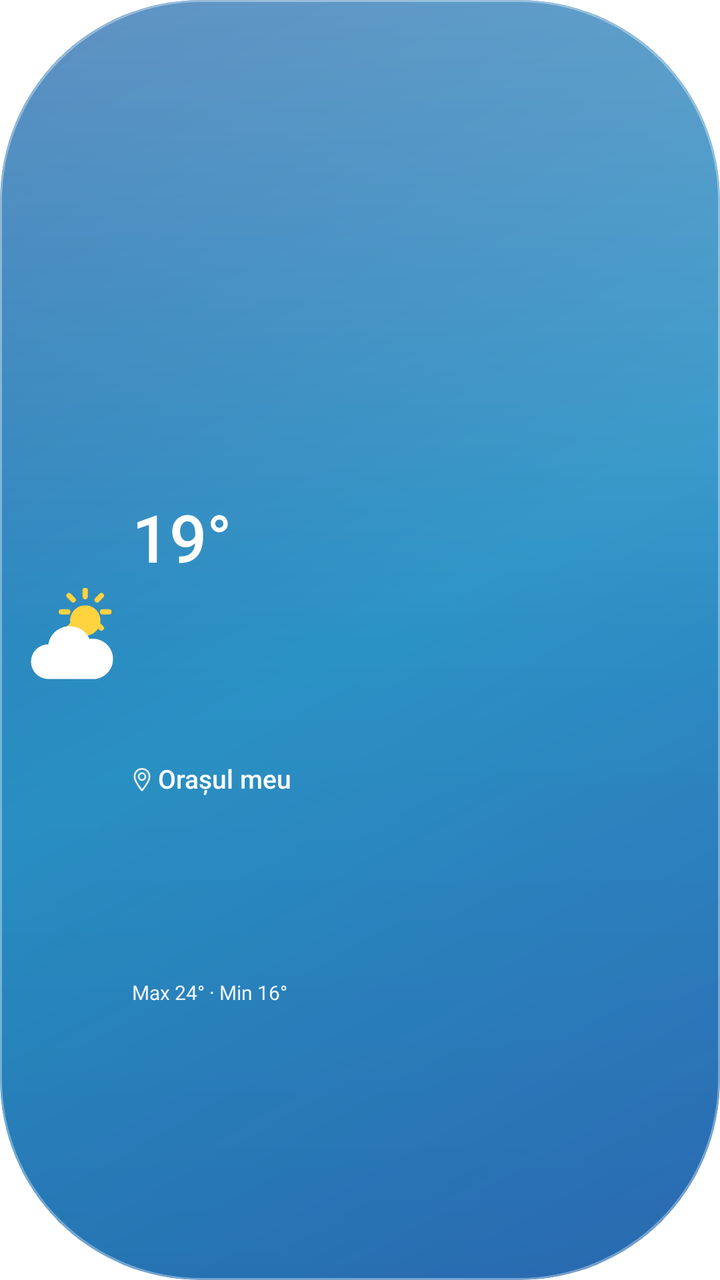
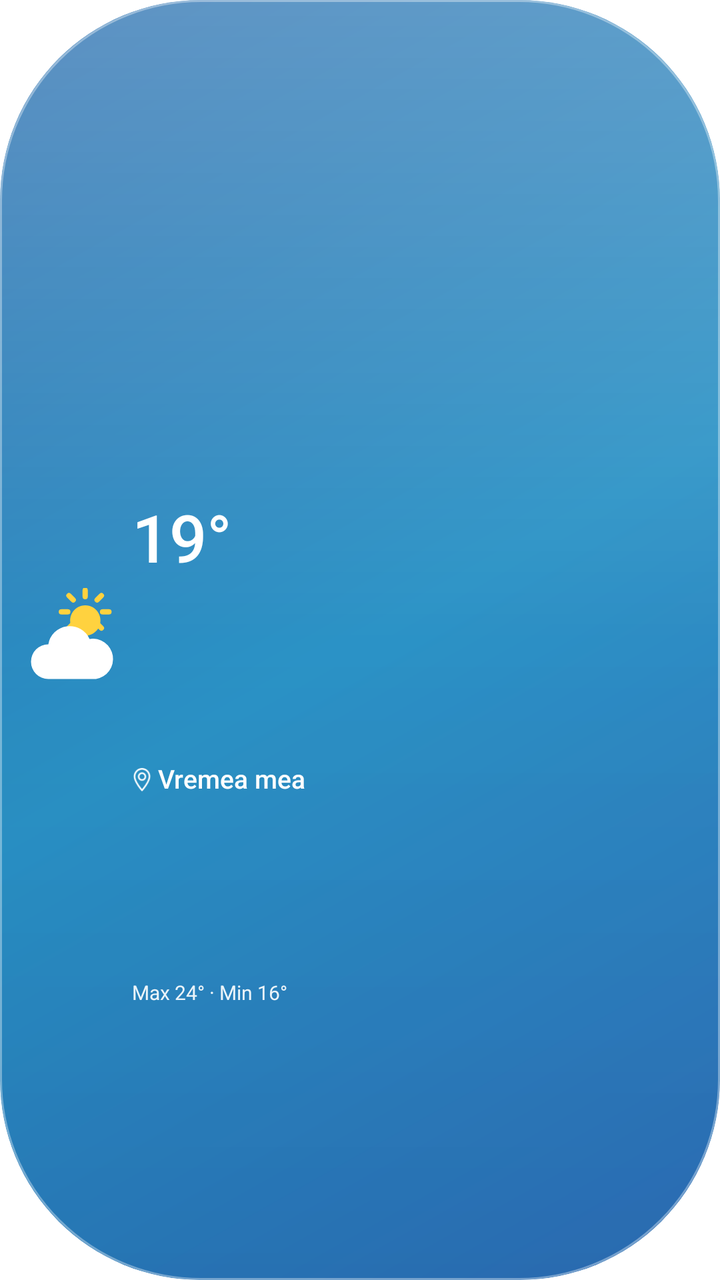

Before-and-after screenshots of an Android layout around one commit, followed by the original layout XML and the change that was made.
<!-- AndroidManifest.xml: application theme android:Theme.Translucent.NoTitleBar -->
<!-- res/layout/widget_capsule.xml -->
<?xml version="1.0" encoding="utf-8"?>
<LinearLayout xmlns:android="http://schemas.android.com/apk/res/android"
    android:id="@+id/capsule_root"
    android:layout_width="match_parent" android:layout_height="match_parent"
    android:background="@drawable/widget_capsule_day" android:clipToOutline="true"
    android:orientation="horizontal" android:baselineAligned="false"
    android:gravity="center_vertical" android:padding="9dp">
    <ImageView android:id="@+id/capsule_icon"
        android:layout_width="52dp" android:layout_height="match_parent"
        android:layout_marginEnd="5dp" android:scaleType="fitCenter"
        android:src="@drawable/ic_w_partial" android:importantForAccessibility="no" />
    <LinearLayout android:layout_width="0dp" android:layout_height="match_parent"
        android:layout_weight="1" android:orientation="vertical" android:gravity="center_vertical">
        <TextView android:id="@+id/capsule_temp"
            android:layout_width="match_parent" android:layout_height="0dp" android:layout_weight="1.6"
            android:gravity="bottom" android:includeFontPadding="false" android:maxLines="1"
            android:fontFamily="sans-serif-medium" android:text="19°" android:textColor="#FFFFFFFF"
            android:textSize="33sp" android:autoSizeTextType="uniform"
            android:autoSizeMinTextSize="6sp" android:autoSizeMaxTextSize="33sp"
            android:autoSizeStepGranularity="1sp" />
        <TextView android:id="@+id/capsule_oras"
            android:layout_width="match_parent" android:layout_height="0dp" android:layout_weight="1.15"
            android:gravity="center_vertical" android:includeFontPadding="false"
            android:drawableStart="@drawable/ic_capsule_location" android:drawablePadding="3dp"
            android:fontFamily="sans-serif-medium" android:text="@string/widget_capsule_preview_city"
            android:maxLines="2" android:ellipsize="end" android:textColor="#FFFFFFFF"
            android:textSize="13sp" android:autoSizeTextType="uniform"
            android:autoSizeMinTextSize="4sp" android:autoSizeMaxTextSize="13sp"
            android:autoSizeStepGranularity="1sp" />
        <TextView android:id="@+id/capsule_maxmin"
            android:layout_width="match_parent" android:layout_height="0dp" android:layout_weight="0.8"
            android:gravity="top" android:includeFontPadding="false" android:maxLines="1"
            android:fontFamily="sans-serif" android:text="@string/widget_capsule_preview_range"
            android:textSize="10sp" android:textColor="#E8FFFFFF" android:ellipsize="end"
            android:autoSizeTextType="uniform" android:autoSizeMinTextSize="6sp"
            android:autoSizeMaxTextSize="10sp" android:autoSizeStepGranularity="1sp"
            android:visibility="visible" />
    </LinearLayout>
</LinearLayout>
<!-- resources referenced by this layout -->
<resources>
  <!-- drawable ic_capsule_location (drawable) -->
  <vector xmlns:android="http://schemas.android.com/apk/res/android"
      android:width="10dp" android:height="12dp" android:viewportWidth="24" android:viewportHeight="28">
      <path android:fillColor="#00000000" android:strokeColor="#F5FFFFFF" android:strokeWidth="2"
          android:strokeLineCap="round" android:strokeLineJoin="round"
          android:pathData="M12,26C12,26 3,16 3,10A9,9 0,0 1,21,10C21,16 12,26 12,26ZM12,6A4,4 0,1 0,12,14A4,4 0,1 0,12,6" />
  </vector>
  <!-- drawable ic_w_partial (drawable) -->
  <vector xmlns:android="http://schemas.android.com/apk/res/android"
      android:width="48dp" android:height="48dp" android:viewportWidth="48" android:viewportHeight="48">
      <path android:fillColor="#FFD23F" android:pathData="M31,8a7,7 0 1,0 0.1,0z"/>
      <path android:strokeColor="#FFD23F" android:strokeWidth="2.4" android:strokeLineCap="round"
          android:pathData="M31,1v3 M31,19v3 M20,11h3 M39,11h3 M23.5,3.5l2,2 M36.5,16.5l2,2 M38.5,3.5l-2,2 M25.5,16.5l-2,2"/>
      <path android:fillColor="#FFFFFF"
          android:pathData="M14,42a8,8 0 0,1 0,-16 10,10 0 0,1 19,-2.5 8,8 0 0,1 3,18.5z"/>
  </vector>
  <!-- drawable widget_capsule_day (drawable) -->
  <?xml version="1.0" encoding="utf-8"?>
  <layer-list xmlns:android="http://schemas.android.com/apk/res/android">
      <item><shape><corners android:radius="100dp" /><gradient android:angle="315"
          android:startColor="#2369AC" android:centerColor="#248FC4" android:endColor="#2D6FBA" /></shape></item>
      <item><shape><corners android:radius="100dp" /><gradient android:angle="270"
          android:startColor="#45FFFFFF" android:centerColor="#08FFFFFF" android:endColor="#14001134" /></shape></item>
      <item><shape><corners android:radius="100dp" /><stroke android:width="1dp" android:color="#5CFFFFFF" /></shape></item>
  </layer-list>
  <string name="widget_capsule_preview_city">Orașul meu</string>
  <string name="widget_capsule_preview_range">Max 24° · Min 16°</string>
</resources>

<!-- the commit's change to res/layout/widget_capsule.xml (unified diff, before → after) -->
@@ -22,7 +22,7 @@
             android:layout_width="match_parent" android:layout_height="0dp" android:layout_weight="1.15"
             android:gravity="center_vertical" android:includeFontPadding="false"
             android:drawableStart="@drawable/ic_capsule_location" android:drawablePadding="3dp"
-            android:fontFamily="sans-serif-medium" android:text="@string/widget_capsule_preview_city"
+            android:fontFamily="sans-serif-medium" android:text="@string/widget_preview_city"
             android:maxLines="2" android:ellipsize="end" android:textColor="#FFFFFFFF"
             android:textSize="13sp" android:autoSizeTextType="uniform"
             android:autoSizeMinTextSize="4sp" android:autoSizeMaxTextSize="13sp"
<!-- resource entries referenced after the edit -->
@@ -25,7 +25,7 @@
           android:startColor="#45FFFFFF" android:centerColor="#08FFFFFF" android:endColor="#14001134" /></shape></item>
       <item><shape><corners android:radius="100dp" /><stroke android:width="1dp" android:color="#5CFFFFFF" /></shape></item>
   </layer-list>
-  <string name="widget_capsule_preview_city">Orașul meu</string>
   <string name="widget_capsule_preview_range">Max 24° · Min 16°</string>
+  <string name="widget_preview_city">Vremea mea</string>
 </resources>
 
